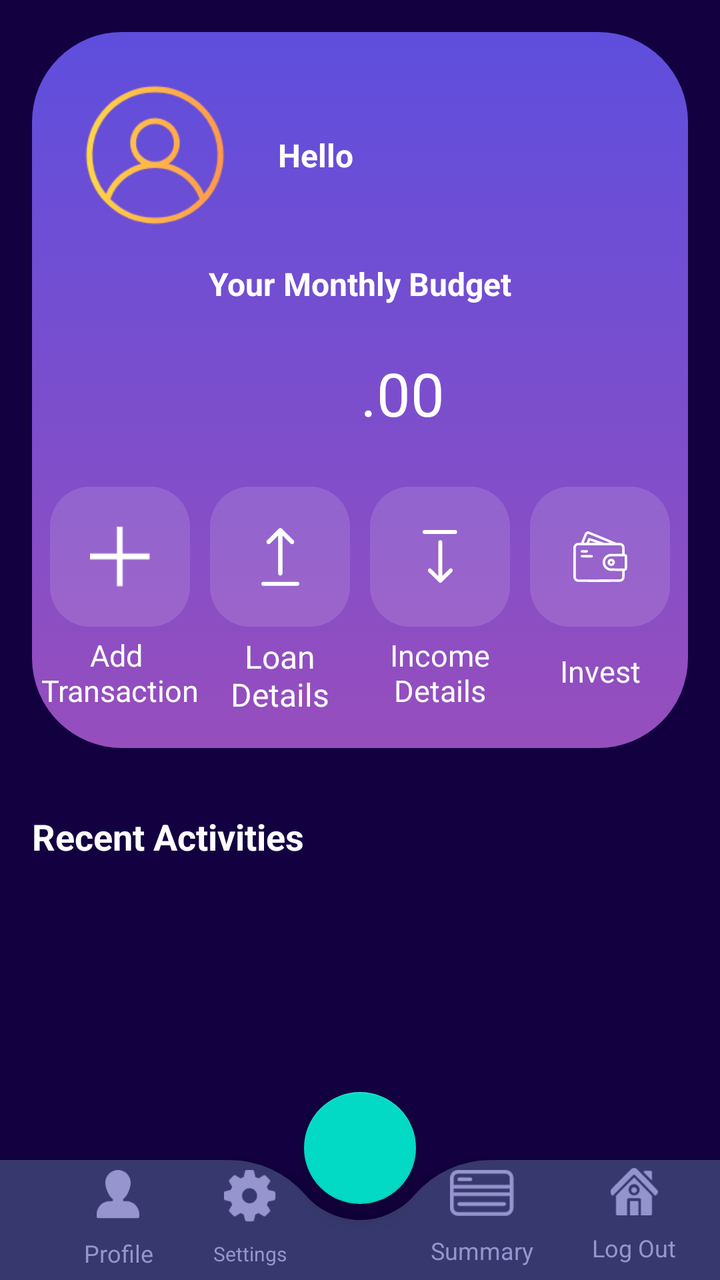
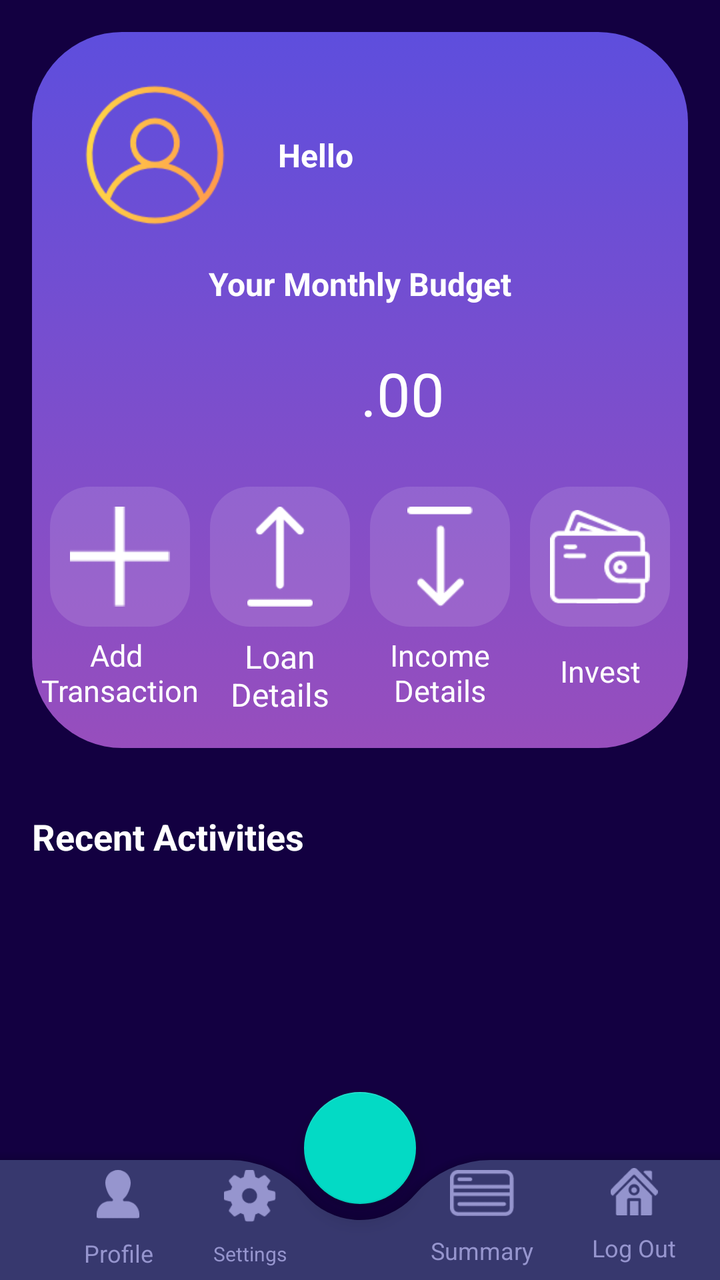

An Android layout rendered at two revisions. The XML below is the earlier revision; the diff shows what the commit changed to produce the second picture.
<!-- AndroidManifest.xml: application theme Theme.FinanceFit -->
<!-- res/layout/activity_main.xml -->
<?xml version="1.0" encoding="utf-8"?>
<androidx.constraintlayout.widget.ConstraintLayout xmlns:android="http://schemas.android.com/apk/res/android"
    xmlns:app="http://schemas.android.com/apk/res-auto"
    xmlns:tools="http://schemas.android.com/tools"
    android:layout_width="match_parent"
    android:layout_height="match_parent"
    android:background="#130041"
    tools:context=".MainActivity">

    <ScrollView
        android:layout_width="match_parent"
        android:layout_height="match_parent"
        app:layout_constraintBottom_toBottomOf="parent"
        app:layout_constraintEnd_toEndOf="parent"
        app:layout_constraintStart_toStartOf="parent"
        app:layout_constraintTop_toTopOf="parent">

        <LinearLayout
            android:layout_width="match_parent"
            android:layout_height="wrap_content"
            android:orientation="vertical"
            app:layout_constraintBottom_toBottomOf="parent"
            app:layout_constraintEnd_toEndOf="parent"
            app:layout_constraintStart_toStartOf="parent"
            app:layout_constraintTop_toTopOf="parent">

            <androidx.constraintlayout.widget.ConstraintLayout
                android:layout_width="match_parent"
                android:layout_height="wrap_content"
                android:layout_margin="16sp"
                android:background="@drawable/top_background_main_activity">

                <ImageView
                    android:id="@+id/imageView3"
                    android:layout_width="75sp"
                    android:layout_height="75sp"
                    android:layout_marginStart="24sp"
                    android:layout_marginTop="24sp"
                    app:layout_constraintStart_toStartOf="parent"
                    app:layout_constraintTop_toTopOf="parent"
                    android:background="@drawable/circlebg"
                    android:outlineProvider="background"
                    app:srcCompat="@drawable/profilen"/>

                <TextView
                    android:id="@+id/txtName"
                    android:layout_width="wrap_content"
                    android:layout_height="wrap_content"
                    android:layout_marginStart="24sp"
                    android:text="Hello "
                    android:textColor="@color/white"
                    android:textSize="16sp"
                    android:textStyle="bold"
                    app:layout_constraintBottom_toBottomOf="@+id/imageView3"
                    app:layout_constraintStart_toEndOf="@+id/imageView3"
                    app:layout_constraintTop_toTopOf="@+id/imageView3" />


                <TextView
                    android:id="@+id/textView10"
                    android:layout_width="wrap_content"
                    android:layout_height="wrap_content"
                    android:layout_marginTop="16sp"
                    android:text="Your Monthly Budget"
                    android:textColor="@color/white"
                    android:textSize="16sp"
                    android:textStyle="bold"
                    app:layout_constraintEnd_toEndOf="parent"
                    app:layout_constraintStart_toStartOf="parent"
                    app:layout_constraintTop_toBottomOf="@+id/imageView3" />

                <TextView
                    android:id="@+id/monthlyBudget"
                    android:layout_width="wrap_content"
                    android:layout_height="wrap_content"
                    android:text=""
                    android:textColor="@color/white"
                    android:textSize="53sp"
                    android:textStyle="bold"
                    app:layout_constraintEnd_toEndOf="@+id/textView10"
                    app:layout_constraintStart_toStartOf="@+id/textView10"
                    app:layout_constraintTop_toBottomOf="@+id/textView10" />

                <TextView
                    android:id="@+id/textView12"
                    android:layout_width="wrap_content"
                    android:layout_height="wrap_content"
                    android:text=".00"
                    android:textColor="@color/white"
                    android:textSize="30sp"
                    app:layout_constraintBottom_toBottomOf="@+id/monthlyBudget"
                    app:layout_constraintStart_toEndOf="@+id/monthlyBudget"
                    app:layout_constraintTop_toBottomOf="@+id/textView10"
                    app:layout_constraintVertical_bias="0.78" />

                <LinearLayout
                    android:layout_width="match_parent"
                    android:layout_height="wrap_content"
                    android:layout_marginStart="4sp"
                    android:layout_marginTop="16sp"
                    android:layout_marginEnd="4sp"
                    android:layout_marginBottom="16sp"
                    android:orientation="horizontal"
                    app:layout_constraintBottom_toBottomOf="parent"
                    app:layout_constraintEnd_toEndOf="parent"
                    app:layout_constraintStart_toStartOf="parent"
                    app:layout_constraintTop_toBottomOf="@+id/monthlyBudget">

                    <LinearLayout
                        android:layout_width="wrap_content"
                        android:layout_height="wrap_content"
                        android:layout_weight="1"
                        android:orientation="vertical">

                        <androidx.constraintlayout.widget.ConstraintLayout
                            android:layout_width="70sp"
                            android:layout_height="70sp"
                            android:layout_gravity="center"
                            android:layout_margin="4sp"
                            android:background="@drawable/top_button_main">

                            <ImageView
                                android:id="@+id/addImg"
                                android:layout_width="30sp"
                                android:layout_height="30sp"

                                app:layout_constraintBottom_toBottomOf="parent"
                                app:layout_constraintEnd_toEndOf="parent"
                                app:layout_constraintStart_toStartOf="parent"
                                app:layout_constraintTop_toTopOf="parent"
                                app:srcCompat="@drawable/add" />
                        </androidx.constraintlayout.widget.ConstraintLayout>

                        <TextView
                            android:id="@+id/addTxn"
                            android:layout_width="match_parent"
                            android:layout_height="wrap_content"
                            android:layout_marginTop="0sp"
                            android:text="Add \nTransaction"
                            android:textSize="15sp"
                            android:textAlignment="center"
                            android:textColor="@color/white" />
                    </LinearLayout>

                    <LinearLayout
                        android:layout_width="wrap_content"
                        android:layout_height="wrap_content"
                        android:layout_weight="1"
                        android:orientation="vertical">

                        <androidx.constraintlayout.widget.ConstraintLayout
                            android:layout_width="70sp"
                            android:layout_height="70sp"
                            android:layout_gravity="center"
                            android:layout_margin="4sp"
                            android:background="@drawable/top_button_main">

                            <ImageView
                                android:id="@+id/imageSend"
                                android:layout_width="wrap_content"
                                android:layout_height="wrap_content"

                                app:layout_constraintBottom_toBottomOf="parent"
                                app:layout_constraintEnd_toEndOf="parent"
                                app:layout_constraintStart_toStartOf="parent"
                                app:layout_constraintTop_toTopOf="parent"
                                app:srcCompat="@drawable/send" />
                        </androidx.constraintlayout.widget.ConstraintLayout>

                        <TextView
                            android:id="@+id/textSend"
                            android:layout_width="match_parent"
                            android:layout_height="wrap_content"
                            android:layout_marginTop="0sp"
                            android:text="Loan Details"
                            android:textSize="16sp"
                            android:textAlignment="center"
                            android:textColor="@color/white" />
                    </LinearLayout>

                    <LinearLayout
                        android:layout_width="wrap_content"
                        android:layout_height="wrap_content"
                        android:layout_weight="1"
                        android:orientation="vertical">

                        <androidx.constraintlayout.widget.ConstraintLayout
                            android:layout_width="70sp"
                            android:layout_height="70sp"
                            android:layout_gravity="center"
                            android:layout_margin="4sp"
                            android:background="@drawable/top_button_main">

                            <ImageView
                                android:id="@+id/imageReceive"
                                android:layout_width="wrap_content"
                                android:layout_height="wrap_content"

                                app:layout_constraintBottom_toBottomOf="parent"
                                app:layout_constraintEnd_toEndOf="parent"
                                app:layout_constraintStart_toStartOf="parent"
                                app:layout_constraintTop_toTopOf="parent"
                                app:srcCompat="@drawable/receive" />
                        </androidx.constraintlayout.widget.ConstraintLayout>

                        <TextView
                            android:id="@+id/textReceive"
                            android:layout_width="match_parent"
                            android:layout_height="wrap_content"
                            android:layout_marginTop="0sp"
                            android:text="Income Details"
                            android:textSize="15sp"
                            android:textAlignment="center"
                            android:textColor="@color/white" />
                    </LinearLayout>

                    <LinearLayout
                        android:layout_width="wrap_content"
                        android:layout_height="wrap_content"
                        android:layout_weight="1"
                        android:orientation="vertical">

                        <androidx.constraintlayout.widget.ConstraintLayout
                            android:layout_width="70sp"
                            android:layout_height="70sp"
                            android:layout_gravity="center"
                            android:layout_margin="4sp"
                            android:background="@drawable/top_button_main">

                            <ImageView
                                android:id="@+id/imageInvest"
                                android:layout_width="wrap_content"
                                android:layout_height="wrap_content"

                                app:layout_constraintBottom_toBottomOf="parent"
                                app:layout_constraintEnd_toEndOf="parent"
                                app:layout_constraintStart_toStartOf="parent"
                                app:layout_constraintTop_toTopOf="parent"
                                app:srcCompat="@drawable/buy" />
                        </androidx.constraintlayout.widget.ConstraintLayout>

                        <TextView
                            android:id="@+id/txtInvest"
                            android:layout_width="match_parent"
                            android:layout_height="wrap_content"
                            android:layout_marginTop="8sp"
                            android:text="Invest"
                            android:textSize="15sp"
                            android:textAlignment="center"
                            android:textColor="@color/white" />
                    </LinearLayout>
                </LinearLayout>
            </androidx.constraintlayout.widget.ConstraintLayout>

            <TextView
                android:id="@+id/textView14"
                android:layout_width="match_parent"
                android:layout_height="match_parent"
                android:layout_margin="16sp"
                android:text="Recent Activities"
                android:textColor="@color/white"
                android:textSize="18sp"
                android:textStyle="bold" />
            <LinearLayout
                android:layout_width="match_parent"
                android:layout_height="match_parent"
                android:orientation="vertical">
                <androidx.recyclerview.widget.RecyclerView
                    android:id="@+id/expenseView"
                    android:layout_width="match_parent"
                    android:layout_height="match_parent"
                    android:clipToPadding="false"
                    android:paddingBottom="110sp"/>
                <TextView
                    android:layout_width="match_parent"
                    android:layout_height="match_parent"
                    android:gravity="center"
                    android:visibility="invisible"
                    android:text="No Recent Transactions Added"
                    android:textSize="15sp"
                    android:textColor="#fff"
                    android:id="@+id/txtrecyclerText"/>


            </LinearLayout>

        </LinearLayout>


    </ScrollView>

    <androidx.coordinatorlayout.widget.CoordinatorLayout
        android:layout_width="match_parent"
        android:layout_height="100sp"
        app:layout_constraintBottom_toBottomOf="parent"
        app:layout_constraintEnd_toEndOf="parent"
        app:layout_constraintStart_toStartOf="parent">

        <com.google.android.material.bottomappbar.BottomAppBar
            android:id="@+id/app_bar"
            android:layout_width="match_parent"
            android:layout_height="60sp"
            android:layout_gravity="bottom"
            android:backgroundTint="#37386e"
            app:fabCradleMargin="8sp"
            app:fabCradleRoundedCornerRadius="50sp"
            app:fabCradleVerticalOffset="6sp">
            <LinearLayout
                android:layout_width="match_parent"
                android:layout_height="match_parent"
                android:orientation="horizontal">

                <LinearLayout
                    android:layout_width="match_parent"
                    android:layout_height="match_parent"
                    android:layout_weight="1"
                    android:orientation="vertical">

                    <ImageView
                        android:id="@+id/imageProfile"
                        android:layout_width="match_parent"
                        android:layout_height="wrap_content"
                        android:layout_margin="5sp"
                        android:layout_weight="1"
                        app:srcCompat="@drawable/bottom_btn2" />

                    <TextView
                        android:id="@+id/textProfile"
                        android:layout_width="match_parent"
                        android:layout_height="wrap_content"
                        android:layout_margin="4sp"
                        android:layout_weight="1"
                        android:text="Profile"
                        android:textAlignment="center"
                        android:textColor="#9695ce"
                        android:textSize="12sp" />
                </LinearLayout>
                <LinearLayout
                    android:layout_width="match_parent"
                    android:layout_height="match_parent"
                    android:layout_weight="1"
                    android:layout_marginRight="40sp"
                    android:orientation="vertical">

                    <ImageView
                        android:id="@+id/imageSettings"
                        android:layout_width="match_parent"
                        android:layout_height="wrap_content"
                        android:layout_margin="5sp"
                        android:layout_weight="2"
                        app:srcCompat="@drawable/bottom_btn4" />

                    <TextView
                        android:id="@+id/textSettings"
                        android:layout_width="match_parent"
                        android:layout_height="wrap_content"
                        android:layout_margin="4sp"
                        android:layout_weight="1"
                        android:text="Settings"
                        android:textAlignment="center"
                        android:textColor="#9695ce"
                        android:textSize="10sp" />
                </LinearLayout>

                <LinearLayout
                    android:layout_width="match_parent"
                    android:layout_height="match_parent"
                    android:layout_weight="1"
                    android:layout_marginLeft="20sp"
                    android:orientation="vertical">

                    <ImageView
                        android:id="@+id/imageSummary"
                        android:layout_width="match_parent"
                        android:layout_height="wrap_content"
                        android:layout_margin="5sp"
                        android:layout_weight="2"
                        app:srcCompat="@drawable/bottom_btn3" />

                    <TextView
                        android:id="@+id/textSummary"
                        android:layout_width="match_parent"
                        android:layout_height="wrap_content"
                        android:layout_margin="4sp"
                        android:layout_weight="1"
                        android:text="Summary"
                        android:textAlignment="center"
                        android:textColor="#9695ce"
                        android:textSize="12sp" />
                </LinearLayout>

                <LinearLayout
                    android:layout_width="match_parent"
                    android:layout_height="match_parent"
                    android:layout_weight="1"
                    android:orientation="vertical"
                    android:visibility="visible">

                    <ImageView
                        android:id="@+id/btnLogOut"
                        android:layout_width="match_parent"
                        android:layout_height="wrap_content"
                        android:layout_margin="4sp"
                        android:layout_weight="1"
                        app:srcCompat="@drawable/bottom_btn1" />

                    <TextView
                        android:id="@+id/textView"
                        android:layout_width="match_parent"
                        android:layout_height="wrap_content"
                        android:layout_margin="4sp"
                        android:layout_weight="1"
                        android:text="Log Out"
                        android:textAlignment="center"
                        android:textColor="#9695ce"
                        android:textSize="12sp" />
                </LinearLayout>
            </LinearLayout>
        </com.google.android.material.bottomappbar.BottomAppBar>



        <com.google.android.material.floatingactionbutton.FloatingActionButton
            style="@style/Floating"
            android:id="@+id/floatBtn"
            android:layout_width="wrap_content"
            android:layout_height="wrap_content"
            app:layout_anchor="@id/app_bar"
            app:maxImageSize="30sp" />
    </androidx.coordinatorlayout.widget.CoordinatorLayout>
</androidx.constraintlayout.widget.ConstraintLayout>
<!-- resources referenced by this layout -->
<resources>
  <color name="white">#FFFFFFFF</color>
  <!-- drawable add: png bitmap (drawable-hdpi, 198 bytes) -->
  <!-- drawable bottom_btn1: png bitmap (drawable-hdpi, 671 bytes) -->
  <!-- drawable bottom_btn2: png bitmap (drawable-hdpi, 659 bytes) -->
  <!-- drawable bottom_btn3: png bitmap (drawable-hdpi, 507 bytes) -->
  <!-- drawable bottom_btn4: png bitmap (drawable-hdpi, 827 bytes) -->
  <!-- drawable buy: png bitmap (drawable-hdpi, 868 bytes) -->
  <!-- drawable circlebg (drawable) -->
  <?xml version="1.0" encoding="utf-8"?>
  <shape xmlns:android="http://schemas.android.com/apk/res/android" android:shape="oval">
      <solid android:color="@color/browser_actions_bg_grey"/>
  
  
  </shape>
  <!-- drawable profilen: png bitmap (drawable, 7491 bytes) -->
  <!-- drawable receive: png bitmap (drawable-hdpi, 560 bytes) -->
  <!-- drawable send: png bitmap (drawable-hdpi, 553 bytes) -->
  <!-- drawable top_background_main_activity (drawable) -->
  <?xml version="1.0" encoding="utf-8"?>
  
  <selector xmlns:android="http://schemas.android.com/apk/res/android">
  <item>
      <shape android:shape="rectangle">
          <gradient android:startColor="#5e4edd" android:endColor="#974ebd" android:angle="-45"/>
          <corners android:radius="45sp"/>
      </shape>
  </item>
  </selector>
  <!-- drawable top_button_main (drawable) -->
  <?xml version="1.0" encoding="utf-8"?>
  
  <selector xmlns:android="http://schemas.android.com/apk/res/android">
  <item>
      <shape android:shape="rectangle">
          <corners android:radius="20sp"/>
          <solid android:color="#20ffffff"/>
      </shape>
  </item>
  </selector>
  <style name="Floating" parent="Widget.Design.FloatingActionButton">
          <item name="android:foreground">@drawable/floating_background</item>
      </style>
  <style name="Theme.FinanceFit" parent="Theme.MaterialComponents.DayNight.NoActionBar">
          
          <item name="colorPrimary">@color/purple_500</item>
          <item name="colorPrimaryVariant">@color/purple_700</item>
          <item name="colorOnPrimary">@color/white</item>
          
          <item name="colorSecondary">@color/teal_200</item>
          <item name="colorSecondaryVariant">@color/teal_700</item>
          <item name="colorOnSecondary">@color/black</item>
          
          <item name="android:statusBarColor">#130041</item>
  
          
      </style>
  <!-- drawable floating_background (drawable) -->
  <?xml version="1.0" encoding="utf-8"?>
  
  <layer-list xmlns:android="http://schemas.android.com/apk/res/android">
  <item>
      <shape android:shape="oval">
          <gradient android:angle="45"
              android:startColor="#974ebd"
              android:endColor="#5e4edd"/>
      </shape>
  </item>
      <item
          android:drawable="@drawable/float_icon"
          android:top="15sp"
          android:right="15sp"
          android:left="15sp"
          android:bottom="15sp"/>
  </layer-list>
  <color name="purple_500">#FF6200EE</color>
  <color name="purple_700">#FF3700B3</color>
  <color name="teal_200">#FF03DAC5</color>
  <color name="teal_700">#FF018786</color>
  <color name="black">#FF000000</color>
  <!-- drawable float_icon: png bitmap (drawable-hdpi, 742 bytes) -->
</resources>

<!-- the commit's change to res/layout/activity_main.xml (unified diff, before → after) -->
@@ -121,8 +121,8 @@
 
                             <ImageView
                                 android:id="@+id/addImg"
-                                android:layout_width="30sp"
-                                android:layout_height="30sp"
+                                android:layout_width="50sp"
+                                android:layout_height="50sp"
 
                                 app:layout_constraintBottom_toBottomOf="parent"
                                 app:layout_constraintEnd_toEndOf="parent"
@@ -157,8 +157,8 @@
 
                             <ImageView
                                 android:id="@+id/imageSend"
-                                android:layout_width="wrap_content"
-                                android:layout_height="wrap_content"
+                                android:layout_width="50sp"
+                                android:layout_height="50sp"
 
                                 app:layout_constraintBottom_toBottomOf="parent"
                                 app:layout_constraintEnd_toEndOf="parent"
@@ -193,8 +193,8 @@
 
                             <ImageView
                                 android:id="@+id/imageReceive"
-                                android:layout_width="wrap_content"
-                                android:layout_height="wrap_content"
+                                android:layout_width="50sp"
+                                android:layout_height="50sp"
 
                                 app:layout_constraintBottom_toBottomOf="parent"
                                 app:layout_constraintEnd_toEndOf="parent"
@@ -229,8 +229,8 @@
 
                             <ImageView
                                 android:id="@+id/imageInvest"
-                                android:layout_width="wrap_content"
-                                android:layout_height="wrap_content"
+                                android:layout_width="50sp"
+                                android:layout_height="50sp"
 
                                 app:layout_constraintBottom_toBottomOf="parent"
                                 app:layout_constraintEnd_toEndOf="parent"
